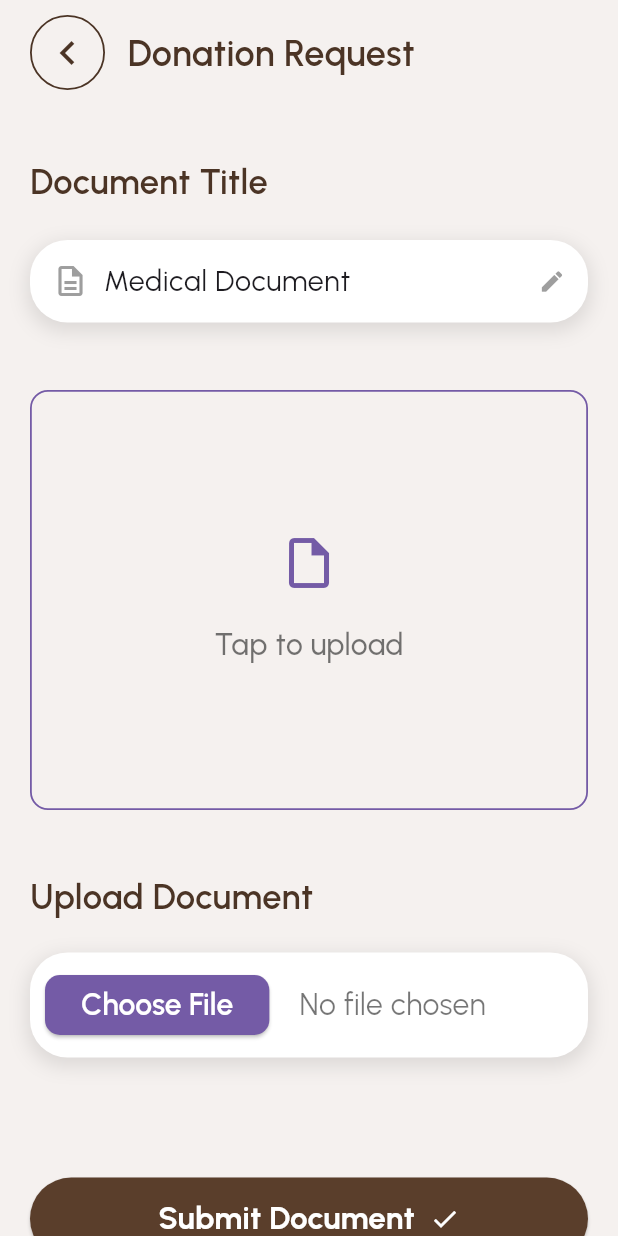
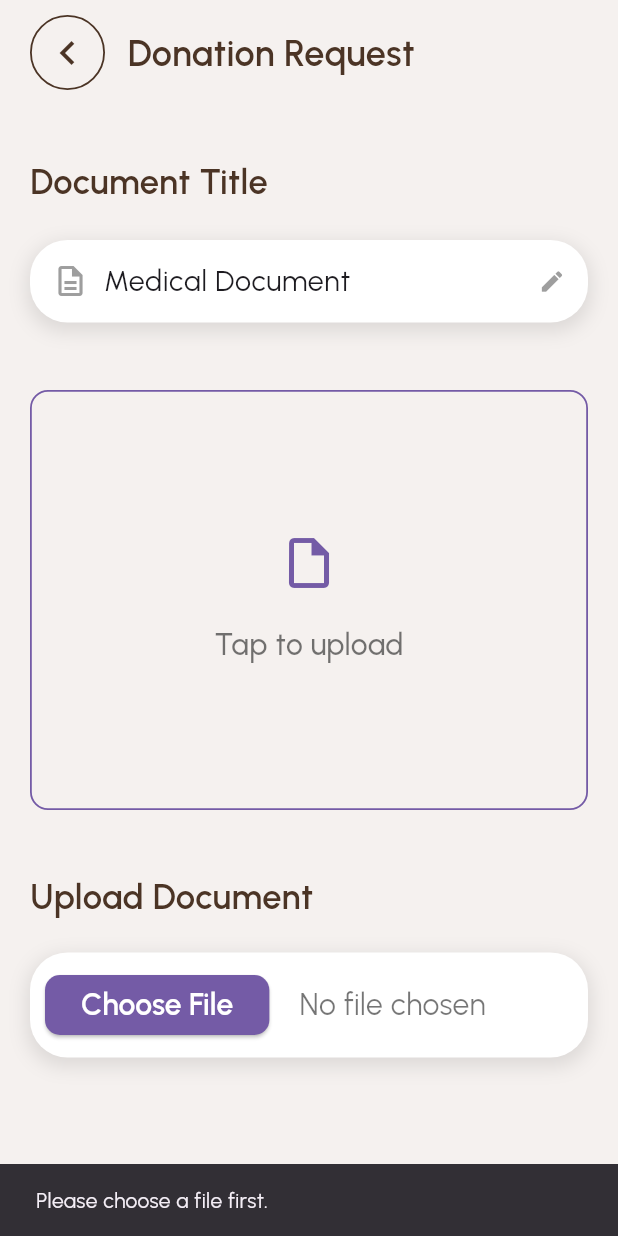
Before and after one commit to RividuPesara/ayu, a Flutter app: the UploadDocumentScreen screen opened directly, after a tap on "Submit Document", on a phone screen of 412 x 824 dp. Run offline on Flutter 3.47's test engine with Material 3 defaults, Android fonts, the phone set to English and light mode, and no system bars; our stand-ins replace cloud_firestore, file_picker, firebase_auth, firebase_core, flutter_svg, google_fonts and 4 more; accounts and stored records are empty; project files that could hold a hidden picture were left out.

Commit message:
Wire frontend donation screens to backend

```diff
--- /dev/null
+++ b/frontend/mobile/lib/Donation/donation_service.dart
@@ -0,0 +1,89 @@
+import 'dart:convert';
+import 'package:mobile_app/core/network/backend_connector.dart';
+
+class DonationStatus {
+  final String applicationId;
+  final String status;
+  final String? rejectionReason;
+  final String createdAt;
+  final String updatedAt;
+
+  DonationStatus({
+    required this.applicationId,
+    required this.status,
+    this.rejectionReason,
+    required this.createdAt,
+    required this.updatedAt,
+  });
+
+  factory DonationStatus.fromJson(Map<String, dynamic> json) {
+    return DonationStatus(
+      applicationId: json['applicationId'] as String,
+      status: json['status'] as String,
+      rejectionReason: json['rejectionReason'] as String?,
+      createdAt: json['createdAt'] as String,
+      updatedAt: json['updatedAt'] as String,
+    );
+  }
+}
+
+class DonationService {
+  DonationService({BackendConnector? backend})
+    : _backend = backend ?? BackendConnector.instance;
+
+  final BackendConnector _backend;
+
+  // Returns null when the patient has no application yet
+  Future<DonationStatus?> fetchStatus() async {
+    final response = await _backend.get('/donation/status');
+    if (response.statusCode == 404) return null;
+    if (response.statusCode != 200) {
+      throw Exception(
+        'Failed to fetch donation status: ${response.statusCode}',
+      );
+    }
+    return DonationStatus.fromJson(
+      jsonDecode(response.body) as Map<String, dynamic>,
+    );
+  }
+
+  // Returns the applicationId on success
+  Future<String> submitDonation({
+    required List<int> bytes,
+    required String filename,
+    required String contentType,
+  }) async {
+    final response = await _backend.multipartPost(
+      '/donation/submit',
+      'file',
+      bytes,
+      filename,
+      contentType: contentType,
+    );
+    if (response.statusCode == 409) {
+      throw const DonationConflictException();
+    }
+    if (response.statusCode != 200) {
+      throw Exception('Upload failed: ${response.statusCode}');
+    }
+    final json = jsonDecode(response.body) as Map<String, dynamic>;
+    return json['applicationId'] as String;
+  }
+
+  static String mimeFromFilename(String filename) {
+    final ext = filename.split('.').last.toLowerCase();
+    const map = {
+      'jpg': 'image/jpeg',
+      'jpeg': 'image/jpeg',
+      'png': 'image/png',
+      'pdf': 'application/pdf',
+    };
+    return map[ext] ?? 'application/octet-stream';
+  }
+}
+
+class DonationConflictException implements Exception {
+  const DonationConflictException();
+  @override
+  String toString() => 'You already have an active donation application.';
+}
--- a/frontend/mobile/lib/Donation/uploadDocScreen.dart
+++ b/frontend/mobile/lib/Donation/uploadDocScreen.dart
@@ -1,5 +1,7 @@
 import 'package:flutter/material.dart';
 import 'package:file_picker/file_picker.dart';
+import 'package:mobile_app/Donation/donation_service.dart';
+import 'package:mobile_app/Donation/docStatusScreen.dart';
 
 class UploadDocumentScreen extends StatefulWidget {
   const UploadDocumentScreen({super.key});
@@ -15,22 +17,67 @@ class _UploadDocumentScreenState extends State<UploadDocumentScreen> {
   final FocusNode _titleFocusNode = FocusNode();
 
   String selectedFileName = "No file chosen";
+  List<int>? fileBytes;
+  String? fileMime;
+  bool isSubmitting = false;
 
   Future<void> _pickFile() async {
     final result = await FilePicker.platform.pickFiles(
       type: FileType.custom,
       allowedExtensions: ['pdf', 'jpg', 'jpeg', 'png'],
+      withData: true,
     );
 
     if (result != null && result.files.isNotEmpty) {
       setState(() {
         selectedFileName = result.files.single.name;
+        fileBytes = result.files.single.bytes;
+        fileMime = DonationService.mimeFromFilename(result.files.single.name);
       });
     }
   }
 
   void _editTitle() {
     _titleFocusNode.requestFocus();
+  }
+
+  Future<void> _submit() async {
+    if (fileBytes == null) {
+      ScaffoldMessenger.of(context).showSnackBar(
+        const SnackBar(content: Text('Please choose a file first.')),
+      );
+      return;
+    }
+
+    setState(() => isSubmitting = true);
+
+    try {
+      await DonationService().submitDonation(
+        bytes: fileBytes!,
+        filename: selectedFileName,
+        contentType: fileMime!,
+      );
+
+      if (!mounted) return;
+      Navigator.pushReplacement(
+        context,
+        MaterialPageRoute(
+          builder: (_) => const DocumentStatusScreen(status: 'pending'),
+        ),
+      );
+    } on DonationConflictException {
+      if (!mounted) return;
+      ScaffoldMessenger.of(context).showSnackBar(
+        const SnackBar(content: Text('You already have an active donation application.')),
+      );
+    } catch (e) {
+      if (!mounted) return;
+      ScaffoldMessenger.of(context).showSnackBar(
+        SnackBar(content: Text('Submission failed. Please try again.')),
+      );
+    } finally {
+      if (mounted) setState(() => isSubmitting = false);
+    }
   }
 
   @override
@@ -265,8 +312,17 @@ class _UploadDocumentScreenState extends State<UploadDocumentScreen> {
                       borderRadius: BorderRadius.circular(30),
                     ),
                   ),
-                  onPressed: () {},
-                  child: const Row(
+                  onPressed: isSubmitting ? null : _submit,
+                  child: isSubmitting
+                      ? const SizedBox(
+                          width: 24,
+                          height: 24,
+                          child: CircularProgressIndicator(
+                            color: Colors.white,
+                            strokeWidth: 2.5,
+                          ),
+                        )
+                      : const Row(
                           mainAxisAlignment: MainAxisAlignment.center,
                           children: [
                             Text(
```
Also changed, not shown: frontend/mobile/lib/Donation/docStatusScreen.dart (+6 -1 lines), frontend/mobile/lib/Donation/donationEntryScreen.dart (added, +63 -0 lines). Lines whose indentation alone changed are shown as unchanged.
